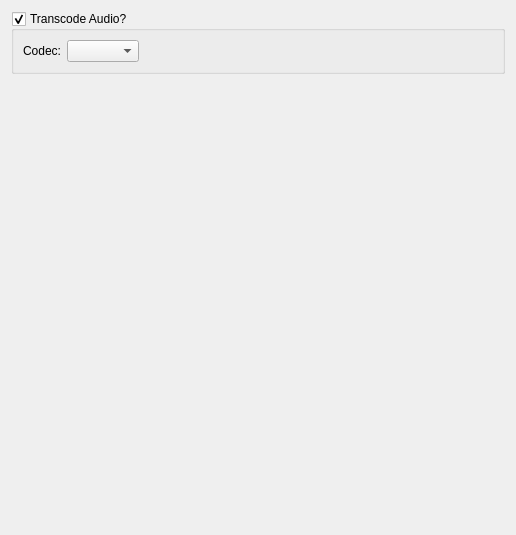
Qt form Preferences/UI/MakeMKVAudioSettings.ui (towel42-com/MediaManager) before a commit.
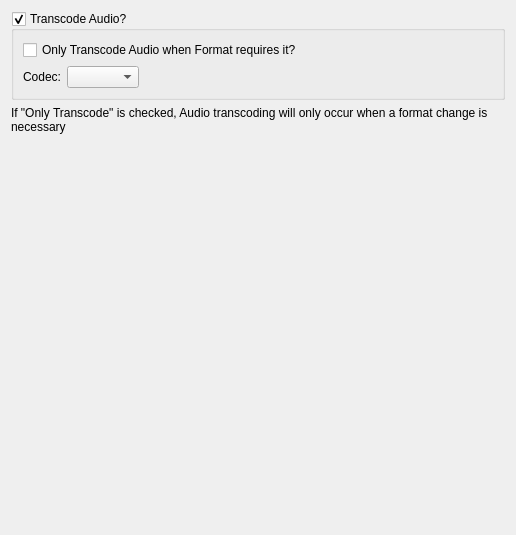
The same form after that commit.

Commit message: Added ability to only transcode video or audio on format change

Diff of the .ui file:
```diff
--- a/Preferences/UI/MakeMKVAudioSettings.ui
+++ b/Preferences/UI/MakeMKVAudioSettings.ui
@@ -23,17 +23,14 @@
       <bool>true</bool>
      </property>
      <layout class="QGridLayout" name="gridLayout">
-      <item row="0" column="0">
+      <item row="1" column="0">
        <widget class="QLabel" name="label">
         <property name="text">
          <string>Codec:</string>
         </property>
        </widget>
       </item>
-      <item row="0" column="1">
-       <widget class="QComboBox" name="audioCodec"/>
-      </item>
-      <item row="0" column="2">
+      <item row="1" column="2">
        <spacer name="horizontalSpacer">
         <property name="orientation">
          <enum>Qt::Horizontal</enum>
@@ -46,9 +43,29 @@
         </property>
        </spacer>
       </item>
+      <item row="1" column="1">
+       <widget class="QComboBox" name="audioCodec"/>
+      </item>
+      <item row="0" column="0" colspan="3">
+       <widget class="QCheckBox" name="onlyTranscodeAudioOnFormatChange">
+        <property name="text">
+         <string>Only Transcode Audio when Format requires it?</string>
+        </property>
+       </widget>
+      </item>
      </layout>
     </widget>
    </item>
+   <item>
+    <widget class="QLabel" name="label_2">
+     <property name="text">
+      <string>If &quot;Only Transcode&quot; is checked, Audio transcoding will only occur when a format change is necessary</string>
+     </property>
+     <property name="wordWrap">
+      <bool>true</bool>
+     </property>
+    </widget>
+   </item>
    <item>
     <spacer name="verticalSpacer_7">
      <property name="orientation">
```
Left out of the diff: 1 changed line with no effect on the pictures. The commit also changes 5 other files.
